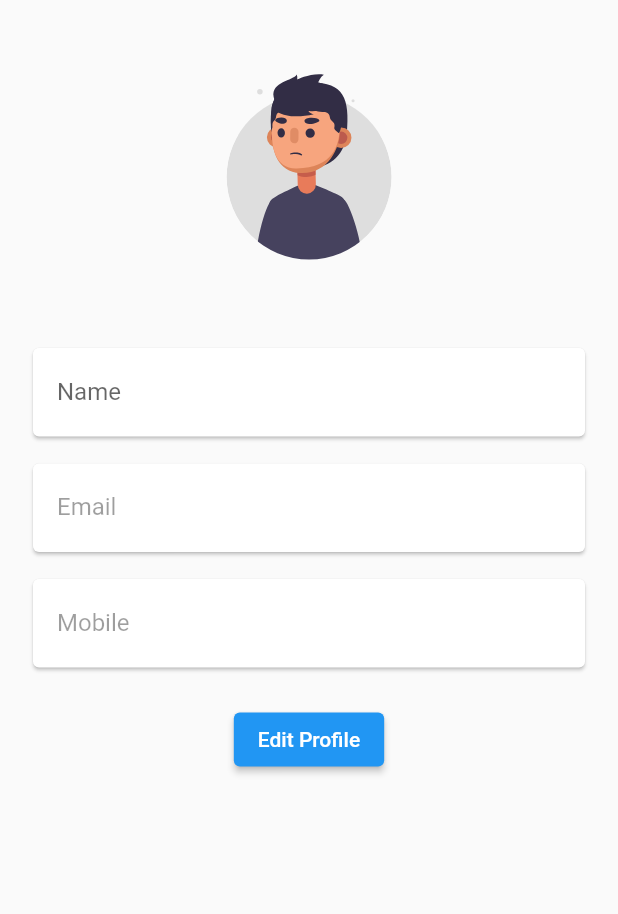
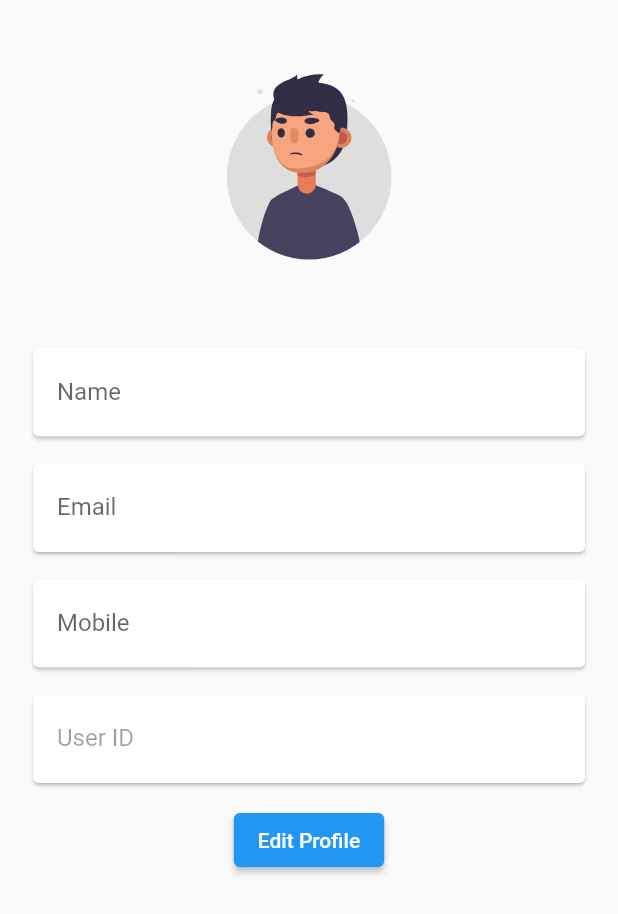
Before and after one commit to sanketjagtap1/flutter_DLP, a Flutter app: the AccountPage screen opened directly, on a phone screen of 412 x 824 dp. Shown: the top 914 px of the screen. Run offline on Flutter 3.47's test engine with Material 2 defaults, Android fonts, the phone set to English and light mode, and no system bars; our stand-ins replace cloud_firestore, firebase_auth, firebase_core, firebase_storage, get, image_picker and 4 more; missing offline and left inert: dart:html, mailer; accounts and stored records are empty; project files that could hold a hidden picture were left out.

Commit message:
profile user account changes

```diff
--- a/jitsi_meet/example/lib/repository/user_repository/user_repository.dart
+++ b/jitsi_meet/example/lib/repository/user_repository/user_repository.dart
@@ -80,7 +80,8 @@ class UserRepository extends GetxController {
         phoneNo: user.phoneNo,
         password: user.password,
         userId: user.userId,
-        userType: "teacher");
+        status: 'Pending',
+        userType: user.userType);
 
     print(userData.userType);
     await _db
--- a/jitsi_meet/example/lib/screens/admin/controllers/profile_controller.dart
+++ b/jitsi_meet/example/lib/screens/admin/controllers/profile_controller.dart
@@ -17,6 +17,13 @@ class ProfileController extends GetxController {
     } else {
       Get.snackbar("Error", "Login To Continue");
     }
+  }
+
+  updateUser1(UserModel user) async {
+    await _userRepo.updateUser(user).then((value) {
+      FirebaseAuth.instance.signOut();
+      Get.to(LoginScreen());
+    });
   }
 
   Future<void> updateUser(UserModel updatedUserData) async {
--- a/jitsi_meet/example/lib/screens/constant/account_page.dart
+++ b/jitsi_meet/example/lib/screens/constant/account_page.dart
@@ -5,16 +5,13 @@ import 'package:DLP/screens/admin/models/user_model.dart';
 import 'package:DLP/screens/admin/controllers/profile_controller.dart';
 import 'package:lottie/lottie.dart';
 
+// ignore: must_be_immutable
 class AccountPage extends StatelessWidget {
   var currentUser = FirebaseAuth.instance.currentUser;
-  final controller = Get.put(ProfileController());
-
-  final TextEditingController nameController = TextEditingController();
-  final TextEditingController emailController = TextEditingController();
-  final TextEditingController phoneNoController = TextEditingController();
 
   @override
   Widget build(BuildContext context) {
+    final controller = Get.put(ProfileController());
     return Scaffold(
       body: SingleChildScrollView(
         child: Container(
@@ -24,11 +21,6 @@ class AccountPage extends StatelessWidget {
               if (snapshot.connectionState == ConnectionState.done) {
                 if (snapshot.hasData) {
                   UserModel userData = snapshot.data as UserModel;
-
-                  nameController.text = userData.fullName ?? '';
-                  emailController.text = userData.email ?? '';
-                  phoneNoController.text = userData.phoneNo ?? '';
-
                   return Container(
                     child: Form(
                       child: Padding(
@@ -40,16 +32,19 @@ class AccountPage extends StatelessWidget {
                               height: 200,
                               child: Lottie.asset(getImageUrl("Male")),
                             ),
-                            if (userData.userType == 'student')
+                            if (userData.userType ==
+                                'student') // check if user is a student
                               GestureDetector(
                                 onTap: () async {
                                   // handle click event
-                                  controller.updateUser(userData);
+
+                                  // print(userData.id);
+                                  controller.updateUser1(userData);
                                 },
                                 child: Text(
                                   'Become an Instructor',
                                   style: TextStyle(
-                                    color: Color.fromARGB(255, 255, 255, 255),
+                                    color: Color.fromARGB(255, 128, 194, 255),
                                     decoration: TextDecoration.none,
                                   ),
                                 ),
@@ -60,7 +55,7 @@ class AccountPage extends StatelessWidget {
                                 padding: const EdgeInsets.symmetric(
                                     horizontal: 16.0),
                                 child: TextFormField(
-                                  controller: nameController,
+                                  initialValue: userData.fullName,
                                   decoration: InputDecoration(
                                     labelText: 'Name',
                                     border: InputBorder.none,
@@ -74,12 +69,11 @@ class AccountPage extends StatelessWidget {
                                 padding: const EdgeInsets.symmetric(
                                     horizontal: 16.0),
                                 child: TextFormField(
-                                  controller: emailController,
+                                  initialValue: userData.email,
                                   decoration: InputDecoration(
                                     border: InputBorder.none,
                                     labelText: 'Email',
                                   ),
-                                  enabled: false,
                                 ),
                               ),
                             ),
@@ -89,45 +83,32 @@ class AccountPage extends StatelessWidget {
                                 padding: const EdgeInsets.symmetric(
                                     horizontal: 16.0),
                                 child: TextFormField(
-                                  controller: phoneNoController,
+                                  initialValue: userData.phoneNo,
                                   decoration: InputDecoration(
                                     border: InputBorder.none,
                                     labelText: 'Mobile',
+                                  ),
+                                ),
+                              ),
+                            ),
+                            SizedBox(height: 10),
+                            Card(
+                              child: Padding(
+                                padding: const EdgeInsets.symmetric(
+                                    horizontal: 16.0),
+                                child: TextFormField(
+                                  initialValue: userData.userId,
+                                  decoration: InputDecoration(
+                                    border: InputBorder.none,
+                                    labelText: 'User ID',
                                   ),
                                   enabled: false,
                                 ),
                               ),
                             ),
                             SizedBox(height: 10),
-                            SizedBox(height: 10),
                             ElevatedButton(
-                              onPressed: () async {
-                                // Handle edit profile button click
-
-                                // Retrieve updated values from the form
-                                String updatedName = nameController.text;
-                                String updatedEmail = emailController.text;
-                                String updatedPhoneNo = phoneNoController.text;
-
-                                // Update the user data
-                                UserModel updatedUserData = UserModel(
-                                  id: userData.id,
-                                  fullName: updatedName,
-                                  email: updatedEmail,
-                                  phoneNo: updatedPhoneNo,
-                                  password: userData
-                                      .password, // Add the missing password field
-                                  userId: userData.userId,
-                                  userType: userData.userType,
-                                );
-                                await controller.updateUser(updatedUserData);
-
-                                // Show a snackbar or perform any other action to indicate the profile update success
-                                Get.snackbar(
-                                    'Success', 'Profile updated successfully');
-                              },
-                              child: Text("Edit Profile"),
-                            ),
+                                onPressed: () {}, child: Text("Edit Profile")),
                           ],
                         ),
                       ),
--- a/jitsi_meet/example/lib/services/signup_service.dart
+++ b/jitsi_meet/example/lib/services/signup_service.dart
@@ -21,6 +21,7 @@ sugnUpUser(fullname, email, phone, password) async {
     password: password,
     userId: userId!.uid,
     userType: 'student',
+    status: 'Approved',
   );
 
   await userRepo.createUser(user);
```
Also changed, not shown: jitsi_meet/example/lib/screens/admin/screens/student_user.dart (+43 -0 lines), jitsi_meet/example/lib/screens/admin/screens/users_page.dart (+4 -26 lines).
